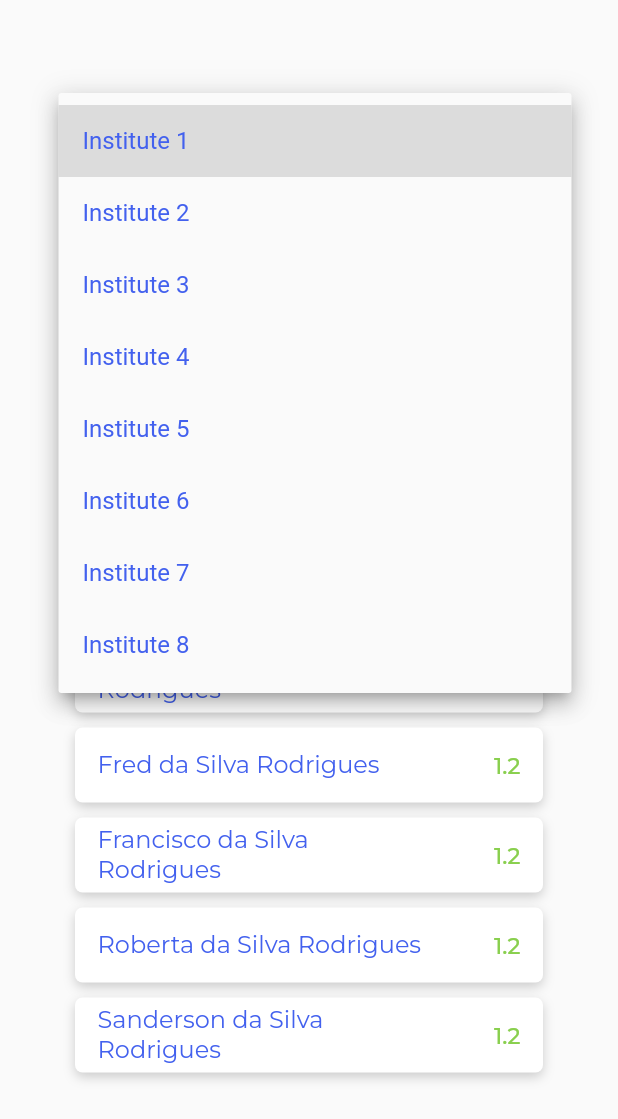
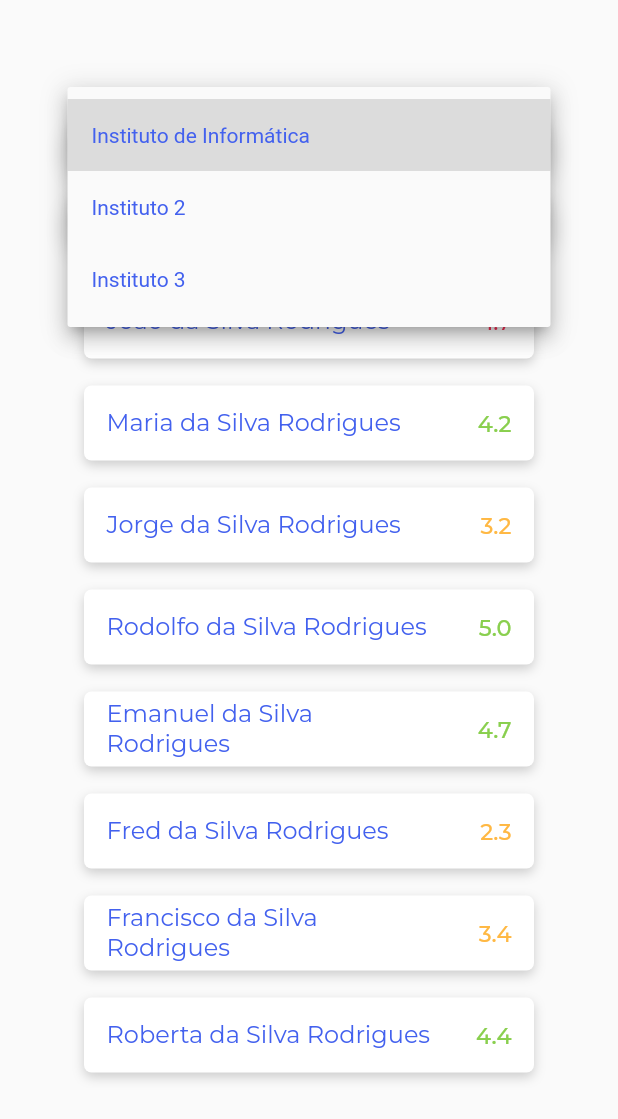
Before and after one commit to vini-mas/AME, a Flutter app: the ProfessorsScreen screen opened directly, after a tap on "Selecione um instituto...", on a phone screen of 412 x 824 dp. Shown: the top 1119 px of the screen. Run offline on Flutter 3.47's test engine with Material 2 defaults, Android fonts, the phone set to English and light mode, and no system bars; our stand-ins replace google_fonts.

Commit message:
Added Professor Search Field / Added Evaluations Colors

```diff
--- a/ame/lib/amecolors.dart
+++ b/ame/lib/amecolors.dart
@@ -12,4 +12,12 @@ class AmeColors {
 
   static const Color white = Color(0xffffffff);
   static const Color lightGray = Color(0xff7E7E7E);
+
+  Color getRatingColor(String rate) {
+    if(double.parse(rate) >= 4.0)
+      return AmeColors.rateGreen;
+    if(double.parse(rate) >= 2.0)
+      return AmeColors.rateYellow;
+    return AmeColors.rateRed;
+  }
 }
--- a/ame/lib/professorProfileView.dart
+++ b/ame/lib/professorProfileView.dart
@@ -22,6 +22,7 @@ class _ProfessorProfileViewState extends State<ProfessorProfileView> {
   @override
   Widget build(BuildContext context) {
     return Scaffold(
+        resizeToAvoidBottomInset: false,
         body: Container(
             margin: EdgeInsets.symmetric(horizontal: 40),
             child: Column(children: <Widget>[
@@ -79,7 +80,7 @@ class _ProfessorProfileViewState extends State<ProfessorProfileView> {
               Expanded(flex: 1, child: Container()),
               Text(widget.professor?.rate ?? "--",
                   style: GoogleFonts.montserrat(
-                      color: AmeColors.rateGreen,
+                      color: AmeColors().getRatingColor(widget.professor?.rate ?? "5.0"),
                       fontSize: 24,
                       fontWeight: FontWeight.w400)),
             ]));
@@ -128,7 +129,7 @@ class _ProfessorProfileViewState extends State<ProfessorProfileView> {
                       Expanded(flex: 1, child: Container()),
                       Text(evaluation.rate,
                           style: GoogleFonts.montserrat(
-                              color: AmeColors.rateGreen, fontSize: 16)),
+                              color: AmeColors().getRatingColor(evaluation.rate), fontSize: 16)),
                     ]),
                 SizedBox(height: 6),
                 Container(
--- a/ame/lib/professorsScreen.dart
+++ b/ame/lib/professorsScreen.dart
@@ -21,37 +21,52 @@ List<Evaluation> evaluations = [
   Evaluation("Jake", "1.0", initialDescription),
 ];
 
-class _ProfessorsScreenState extends State<ProfessorsScreen> {
-  Professor? _selectedProfessor;
-  String? _selectedInstitute;
-
-
 List<String> institutes = [
-    "Institute 1",
-    "Institute 2",
-    "Institute 3",
-    "Institute 4",
-    "Institute 5",
-    "Institute 6",
-    "Institute 7",
-    "Institute 8",
+  "Instituto de Informática",
+  "Instituto 2",
+  "Instituto 3",
 ];
 
 List<Professor> professors = [
-    Professor("João da Silva Rodrigues", "1.2", evaluations),
-    Professor("Maria da Silva Rodrigues", "1.2", evaluations),
-    Professor("Jorge da Silva Rodrigues", "1.2", evaluations),
-    Professor("Rodolfo da Silva Rodrigues", "1.2", evaluations),
-    Professor("Emanuel da Silva Rodrigues", "1.2", evaluations),
-    Professor("Fred da Silva Rodrigues", "1.2", evaluations),
-    Professor("Francisco da Silva Rodrigues", "1.2", evaluations),
-    Professor("Roberta da Silva Rodrigues", "1.2", evaluations),
-    Professor("Sanderson da Silva Rodrigues", "1.2", evaluations),
+  Professor("João da Silva Rodrigues", "1.7", evaluations),
+  Professor("Maria da Silva Rodrigues", "4.2", evaluations),
+  Professor("Jorge da Silva Rodrigues", "3.2", evaluations),
+  Professor("Rodolfo da Silva Rodrigues", "5.0", evaluations),
+  Professor("Emanuel da Silva Rodrigues", "4.7", evaluations),
+  Professor("Fred da Silva Rodrigues", "2.3", evaluations),
+  Professor("Francisco da Silva Rodrigues", "3.4", evaluations),
+  Professor("Roberta da Silva Rodrigues", "4.4", evaluations),
+  Professor("Sanderson da Silva Rodrigues", "4.1", evaluations),
 ];
+
+class _ProfessorsScreenState extends State<ProfessorsScreen> {
+  String _selectedProfessor = "";
+  String? _selectedInstitute;
+  List<Professor> _filteredProfessors = professors;
+
+  void setFilteredProfessors(String search)  {
+    List<Professor> filteredProfessors = [];
+
+    professors.forEach((professor) {
+      if (professor.name
+          .toLowerCase()
+          .contains(search.toLowerCase()) ||
+          professor.name
+              .toLowerCase()
+              .contains(search.toLowerCase()))
+        filteredProfessors.add(professor);
+    });
+
+    setState(() {
+      _filteredProfessors = filteredProfessors;
+    });
+  }
 
   @override
   Widget build(BuildContext context) {
+
     return Scaffold(
+        resizeToAvoidBottomInset: false,
         body: Container(
             margin: EdgeInsets.symmetric(horizontal: 40),
             child: Column(
@@ -59,15 +74,29 @@ class _ProfessorsScreenState extends State<ProfessorsScreen> {
                 SizedBox(height: 70),
                 Container(
                     height: 105,
-                    margin: EdgeInsets.symmetric(horizontal: 15),
+                    margin: EdgeInsets.symmetric(horizontal: 5),
                     child: Column(children: <Widget>[
-                      DropdownButton(
+                      Container(
+                          height: 40,
+                          child: Material(
+                              elevation: 6,
+                              shadowColor: Colors.grey.withOpacity(0.8),
+                              borderRadius:
+                                  BorderRadius.all(Radius.circular(20)),
+                              child: DropdownButtonHideUnderline(
+                                  child: ButtonTheme(
+                                      alignedDropdown: true,
+                                      child: DropdownButton(
                                         hint: Text(
                                           "Selecione um instituto...",
-                          style: TextStyle(color: AmeColors.primaryBlue.withOpacity(0.6)),
+                                          style: TextStyle(
+                                              color: AmeColors.primaryBlue
+                                                  .withOpacity(0.6),
+                                              fontSize: 15),
                                         ),
                                         icon: const Icon(Icons.arrow_drop_down,
-                            size: 32, color: AmeColors.primaryBlue),
+                                            size: 32,
+                                            color: AmeColors.primaryBlue),
                                         value: _selectedInstitute,
                                         isExpanded: true,
                                         onChanged: (String? newValue) {
@@ -75,48 +104,66 @@ class _ProfessorsScreenState extends State<ProfessorsScreen> {
                                             _selectedInstitute = newValue;
                                           });
                                         },
+                                        style: TextStyle(),
                                         items: institutes
-                            .map((institute) => DropdownMenuItem(
+                                            .map(
+                                                (institute) => DropdownMenuItem(
                                                     value: institute,
                                                     child: Text(
                                                       institute,
-                                  style: TextStyle(color: AmeColors.primaryBlue),
+                                                      style: TextStyle(
+                                                          color: AmeColors
+                                                              .primaryBlue),
                                                     )))
                                             .toList(),
+                                      ))))),
+                      SizedBox(height: 10),
+                      Container(
+                          height: 40,
+                          child: Material(
+                            elevation: 6,
+                            shadowColor: Colors.grey.withOpacity(0.8),
+                            borderRadius: BorderRadius.all(Radius.circular(20)),
+                            child: TextField(
+                              decoration: InputDecoration(
+                                enabledBorder: const OutlineInputBorder(
+                                  borderSide: BorderSide.none,
+                                  borderRadius:
+                                      BorderRadius.all(Radius.circular(20)),
                                 ),
-                      DropdownButton(
-                        hint: Text("Procure um professor...",
-                            style:
-                                TextStyle(color: AmeColors.primaryBlue.withOpacity(0.6))),
-                        icon: const Icon(Icons.search,
+                                contentPadding:
+                                    const EdgeInsets.symmetric(horizontal: 20),
+                                border: OutlineInputBorder(
+                                    borderRadius:
+                                        BorderRadius.all(Radius.circular(20))),
+                                hintText: 'Procure um professor...',
+                                hintStyle:
+                                    TextStyle(color: AmeColors.primaryBlue),
+                                suffixIcon: const Icon(Icons.search,
                                     size: 24, color: AmeColors.primaryBlue),
-                        value: _selectedProfessor,
-                        isExpanded: true,
-                        onChanged: (Professor? newValue) {
+                              ),
+                              style: TextStyle(
+                                  color: AmeColors.primaryBlue, fontSize: 15),
+                              onChanged: (String newValue) {
                                 setState(() {
                                   _selectedProfessor = newValue;
+                                  setFilteredProfessors(newValue);
                                 });
                               },
-                        items: professors
-                            .map((professor) => DropdownMenuItem(
-                                value: professor,
-                                child: Text(
-                                  professor.name,
-                                  style: TextStyle(color: AmeColors.primaryBlue),
-                                )))
-                            .toList(),
                             ),
+                          )),
                     ])),
                 Container(
                     height: 550,
-                    child: ListView(
-                      //https://api.flutter.dev/flutter/widgets/ListView-class.html
+                    child: ListView.builder(
+                      itemCount: _filteredProfessors.length,
+                      itemBuilder: (_, i) {
+                        return ListTile(
+                          title: _professorCard(_filteredProfessors[i]),
+                        );
+                      },
                       padding: EdgeInsets.only(bottom: 10),
                       shrinkWrap: true,
-                      children: professors
-                          .map<Widget>((professor) => _professorCard(professor))
-                          .toList(),
-                      //SizedBox(height: 10),
                     )),
               ],
             )));
@@ -132,7 +179,6 @@ class _ProfessorsScreenState extends State<ProfessorsScreen> {
           },
           child: Container(
               padding: EdgeInsets.symmetric(horizontal: 15),
-              margin: EdgeInsets.fromLTRB(10, 0, 10, 0),
               height: 50,
               width: 350,
               decoration: BoxDecoration(
@@ -164,7 +210,7 @@ class _ProfessorsScreenState extends State<ProfessorsScreen> {
                     Expanded(flex: 1, child: Container()),
                     Text(professor.rate,
                         style: GoogleFonts.montserrat(
-                            color: AmeColors.rateGreen,
+                            color: AmeColors().getRatingColor(professor.rate),
                             fontSize: 15,
                             fontWeight: FontWeight.w500)),
                   ])),
@@ -176,7 +222,9 @@ class _ProfessorsScreenState extends State<ProfessorsScreen> {
   Route _routeProfessorProfileView(Professor professor) {
     return PageRouteBuilder(
       pageBuilder: (context, animation, secondaryAnimation) =>
-          ProfessorProfileView(professor: professor,),
+          ProfessorProfileView(
+        professor: professor,
+      ),
       transitionsBuilder: (context, animation, secondaryAnimation, child) {
         return child;
       },
```
Lines whose indentation alone changed are shown as unchanged.
